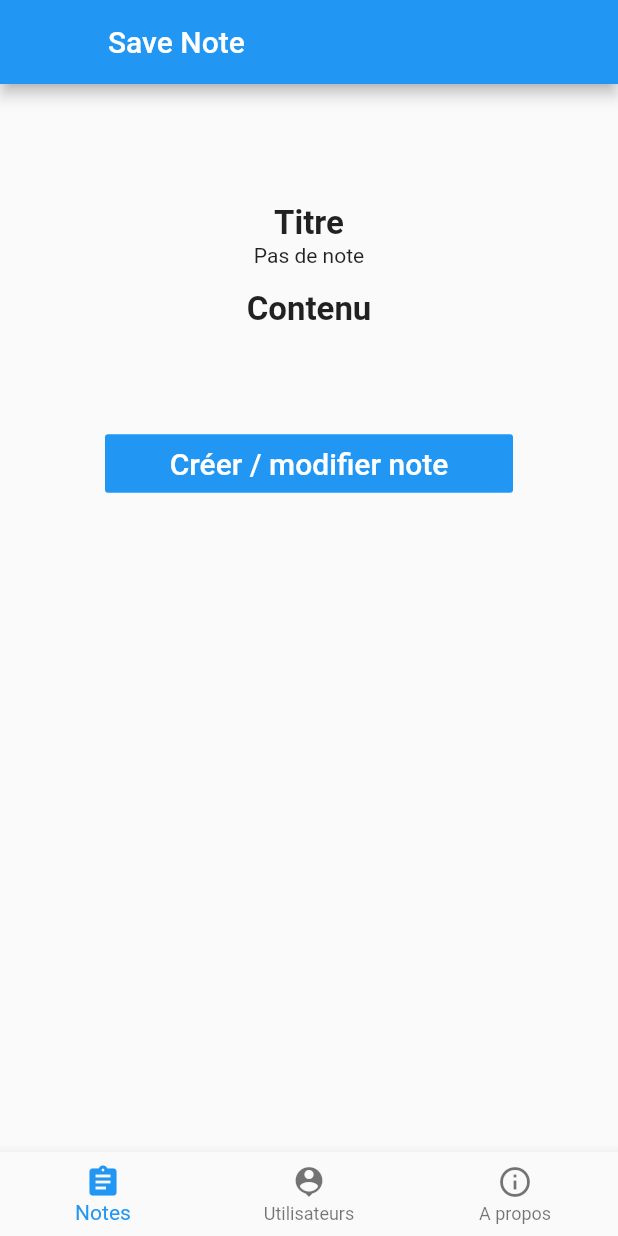
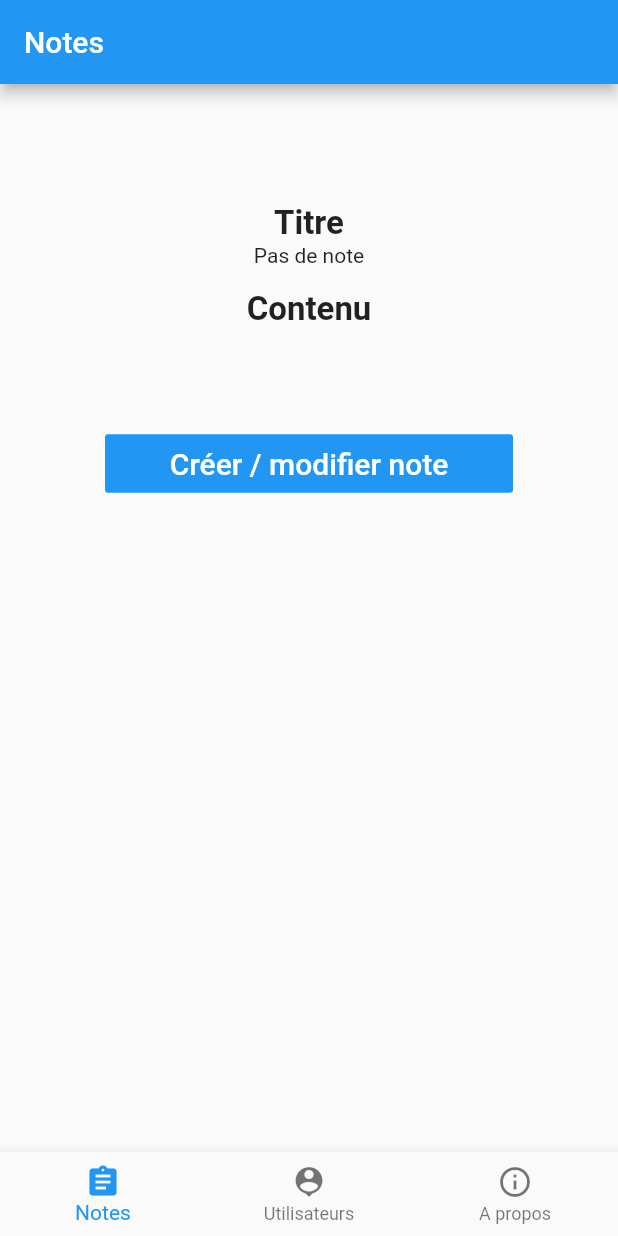
Before and after one commit to capmalo/projet-dev-mobile, a Flutter app: the screen it shows after launch, on a phone screen of 412 x 824 dp. Run offline on Flutter 3.47's test engine with Material 2 defaults, Android fonts, the phone set to English and light mode, and no system bars; our stand-ins replace shared_preferences.

Commit message:
Final debuggin & optimizations

```diff
--- a/lib/apropos.dart
+++ b/lib/apropos.dart
@@ -4,6 +4,9 @@ class aProposPage extends StatelessWidget {
 
   Widget build(BuildContext context) {
     return Scaffold(
+        appBar: AppBar(
+          title: Text("A Propos"),
+        ),
       body: Center(
           child: ListView(
             children: <Widget>[
--- a/lib/main.dart
+++ b/lib/main.dart
@@ -1,5 +1,4 @@
 import 'package:flutter/material.dart';
-import 'app_properties_bloc.dart';
 import 'apropos.dart';
 import 'note/note.dart';
 import 'users/listusers.dart';
@@ -66,25 +65,6 @@ class _MyHomePageState extends State<MyHomePage> {
     // fast, so that you can just rebuild anything that needs updating rather
     // than having to individually change instances of widgets.
     return Scaffold(
-      appBar: AppBar(
-        automaticallyImplyLeading: true,
-        leading: StreamBuilder<Object>(
-            stream: appBloc.backStream,
-            initialData: false,
-            builder: (context, snapshot){
-              if(snapshot.data){return IconButton(icon:Icon(Icons.arrow_back),
-                  onPressed:(){appBloc.updateBack(false);appBloc.updateTitle('List users');Navigator.pop(appBloc.getContext()); });}
-              else{ return Text("");}
-            }
-        ),
-        title: StreamBuilder<Object>(
-            stream: appBloc.titleStream,
-            initialData: "Save Note",
-            builder: (context, snapshot) {
-              return Text(snapshot.data);
-            }
-        ),
-      ),
       bottomNavigationBar: BottomNavigationBar(
         onTap: onTabTapped, // new
         currentIndex: _currentIndex, // new
@@ -111,9 +91,6 @@ class _MyHomePageState extends State<MyHomePage> {
     setState(() {
       _currentIndex = index;
     });
-    if(_currentIndex == 0){appBloc.updateTitle('Save notes');}
-    else if (_currentIndex == 1){appBloc.updateTitle('List users');}
-    else if (_currentIndex == 2){appBloc.updateTitle('A propos');}
   }
 }
 
--- a/lib/note/note.dart
+++ b/lib/note/note.dart
@@ -39,6 +39,9 @@ class NoteState extends State<Note> {
 
   Widget build(BuildContext context) {
     return Scaffold(
+        appBar: AppBar(
+          title: Text("Notes"),
+        ),
         body: Container(
             padding: const EdgeInsets.all(30.0),
             child: ListView(
--- a/lib/users/listusers.dart
+++ b/lib/users/listusers.dart
@@ -1,12 +1,14 @@
 import 'dart:convert';
-import '../app_properties_bloc.dart';
 import 'API.dart';
 import 'user.dart';
 import 'package:flutter/material.dart';
 import 'userDetails.dart';
 
+var appTitle = 'List Users';
+
 class Users extends StatelessWidget {
-  final appTitle = 'Users';
+  final appTitle = 'List Users';
+
   @override
   build(context) {
     return MaterialApp(
@@ -65,8 +67,10 @@ class _ListUsersScreenState extends State {
 
   @override
   Widget build(BuildContext context) {
-    appBloc.setContext(context);
     return Scaffold(
+      appBar: AppBar(
+        title: Text("List Users"),
+      ),
       body: new Container(
         child: new FutureBuilder(
           builder: (BuildContext context, AsyncSnapshot snapshot) {
```
Also changed, not shown: lib/app_properties_bloc.dart (deleted, +0 -39 lines), lib/users/userDetails.dart (+7 -7 lines).
